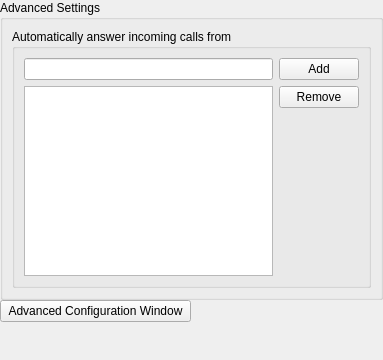
Above: wengophone/src/presentation/qt/config/AdvancedSettings.ui from tkrotoff/WengoPhone before the change. Below: the same form after it.
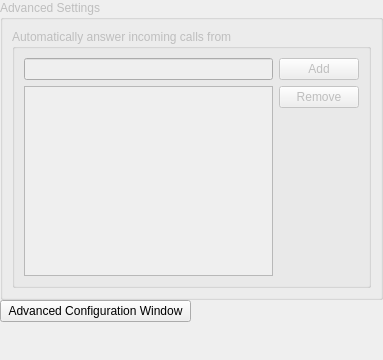
That is the form after the change.

Commit message: Disable configuration panels that are not finished

Diff of the .ui file:
```diff
--- a/wengophone/src/presentation/qt/config/AdvancedSettings.ui
+++ b/wengophone/src/presentation/qt/config/AdvancedSettings.ui
@@ -41,6 +41,9 @@
    </item>
    <item row="0" column="0" colspan="2" >
     <widget class="QGroupBox" name="groupBox" >
+     <property name="enabled" >
+      <bool>false</bool>
+     </property>
      <property name="title" >
       <string>Advanced Settings</string>
      </property>
```
The commit also changes 3 other files.
